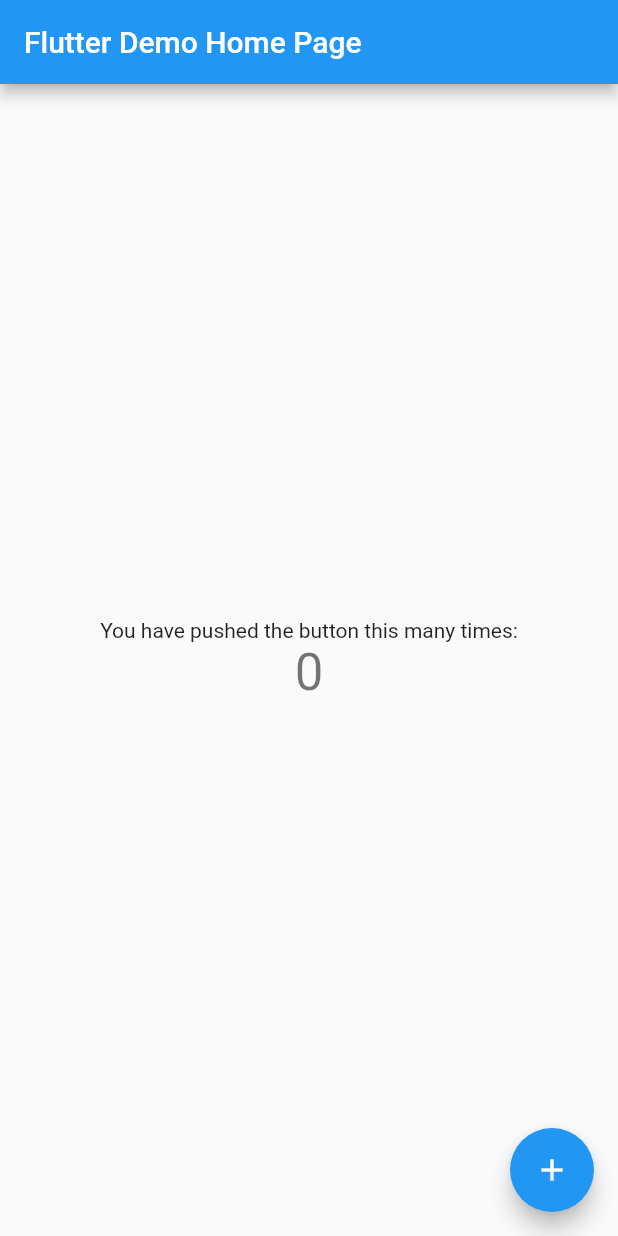
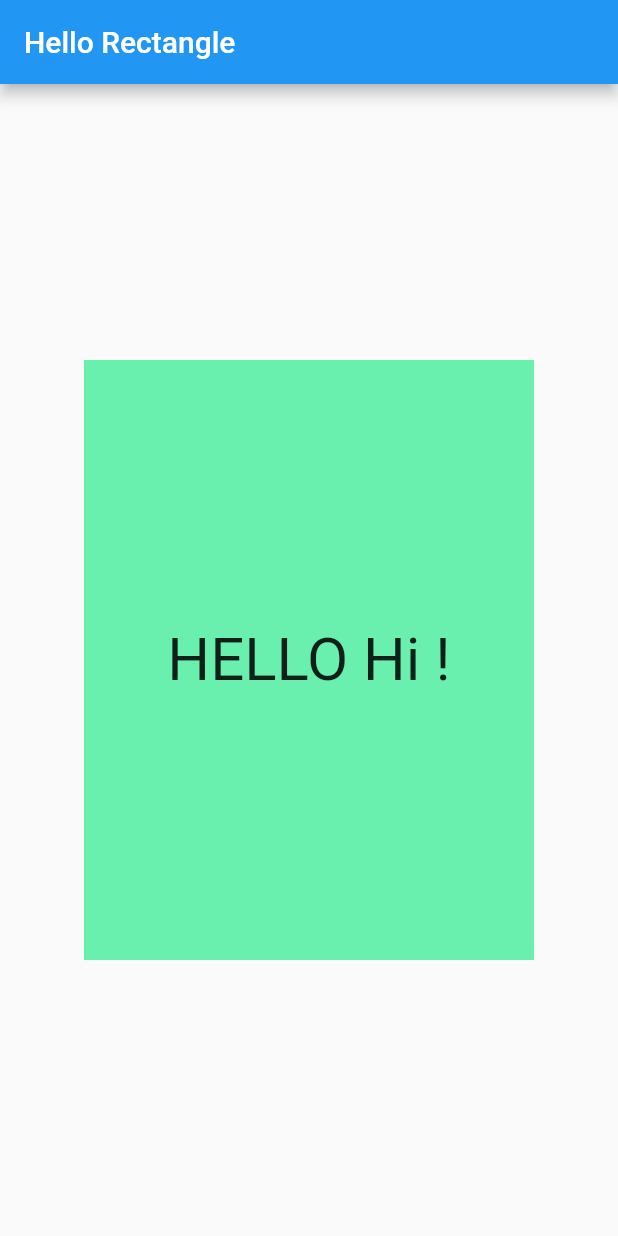
Before and after one commit to hmhaider93/hello_rectangle, a Flutter app: the screen it shows after launch, on a phone screen of 412 x 824 dp. Run offline on Flutter 3.47's test engine with Material 2 defaults, Android fonts, the phone set to English and light mode, and no system bars.

Commit message:
Updating main.dart

```diff
--- a/lib/main.dart
+++ b/lib/main.dart
@@ -1,117 +1,40 @@
+// Copyright 2018 The Chromium Authors. All rights reserved.
+// Use of this source code is governed by a BSD-style license that can be
+// found in the LICENSE file.
+
 import 'package:flutter/material.dart';
 
 void main() {
-  runApp(MyApp());
+  runApp(
+    MaterialApp(
+      debugShowCheckedModeBanner: false,
+      title: 'Hello Friend',
+      home: Scaffold(
+        appBar: AppBar(
+          title: Text('Hello Rectangle'),
+        ),
+        body: HelloRectangle(),
+      ),
+    ),
+  );
 }
 
-class MyApp extends StatelessWidget {
-  // This widget is the root of your application.
+class HelloRectangle extends StatelessWidget {
   @override
   Widget build(BuildContext context) {
-    return MaterialApp(
-      title: 'Flutter Demo',
-      theme: ThemeData(
-        // This is the theme of your application.
-        //
-        // Try running your application with "flutter run". You'll see the
-        // application has a blue toolbar. Then, without quitting the app, try
-        // changing the primarySwatch below to Colors.green and then invoke
-        // "hot reload" (press "r" in the console where you ran "flutter run",
-        // or simply save your changes to "hot reload" in a Flutter IDE).
-        // Notice that the counter didn't reset back to zero; the application
-        // is not restarted.
-        primarySwatch: Colors.blue,
-        // This makes the visual density adapt to the platform that you run
-        // the app on. For desktop platforms, the controls will be smaller and
-        // closer together (more dense) than on mobile platforms.
-        visualDensity: VisualDensity.adaptivePlatformDensity,
+    return Center(
+      child: Container(
+        color: Colors.greenAccent,
+        height: 400.0,
+        width: 300.0,
+        child: Center(
+          child: Text(
+            'HELLO Hi !',
+            style: TextStyle(fontSize: 40.0),
+            textAlign: TextAlign.center,
+          ),
+        ),
       ),
-      home: MyHomePage(title: 'Flutter Demo Home Page'),
     );
   }
 }
-
-class MyHomePage extends StatefulWidget {
-  MyHomePage({Key key, this.title}) : super(key: key);
-
-  // This widget is the home page of your application. It is stateful, meaning
-  // that it has a State object (defined below) that contains fields that affect
-  // how it looks.
-
-  // This class is the configuration for the state. It holds the values (in this
-  // case the title) provided by the parent (in this case the App widget) and
-  // used by the build method of the State. Fields in a Widget subclass are
-  // always marked "final".
-
-  final String title;
-
-  @override
-  _MyHomePageState createState() => _MyHomePageState();
-}
-
-class _MyHomePageState extends State<MyHomePage> {
-  int _counter = 0;
-
-  void _incrementCounter() {
-    setState(() {
-      // This call to setState tells the Flutter framework that something has
-      // changed in this State, which causes it to rerun the build method below
-      // so that the display can reflect the updated values. If we changed
-      // _counter without calling setState(), then the build method would not be
-      // called again, and so nothing would appear to happen.
-      _counter++;
-    });
-  }
-
-  @override
-  Widget build(BuildContext context) {
-    // This method is rerun every time setState is called, for instance as done
-    // by the _incrementCounter method above.
-    //
-    // The Flutter framework has been optimized to make rerunning build methods
-    // fast, so that you can just rebuild anything that needs updating rather
-    // than having to individually change instances of widgets.
-    return Scaffold(
-      appBar: AppBar(
-        // Here we take the value from the MyHomePage object that was created by
-        // the App.build method, and use it to set our appbar title.
-        title: Text(widget.title),
-      ),
-      body: Center(
-        // Center is a layout widget. It takes a single child and positions it
-        // in the middle of the parent.
-        child: Column(
-          // Column is also a layout widget. It takes a list of children and
-          // arranges them vertically. By default, it sizes itself to fit its
-          // children horizontally, and tries to be as tall as its parent.
-          //
-          // Invoke "debug painting" (press "p" in the console, choose the
-          // "Toggle Debug Paint" action from the Flutter Inspector in Android
-          // Studio, or the "Toggle Debug Paint" command in Visual Studio Code)
-          // to see the wireframe for each widget.
-          //
-          // Column has various properties to control how it sizes itself and
-          // how it positions its children. Here we use mainAxisAlignment to
-          // center the children vertically; the main axis here is the vertical
-          // axis because Columns are vertical (the cross axis would be
-          // horizontal).
-          mainAxisAlignment: MainAxisAlignment.center,
-          children: <Widget>[
-            Text(
-              'You have pushed the button this many times:',
-            ),
-            Text(
-              '$_counter',
-              style: Theme.of(context).textTheme.headline4,
-            ),
-          ],
-        ),
-      ),
-      floatingActionButton: FloatingActionButton(
-        onPressed: _incrementCounter,
-        tooltip: 'Increment',
-        child: Icon(Icons.add),
-      ), // This trailing comma makes auto-formatting nicer for build methods.
-    );
-  }
-}
```
Also changed, not shown: 2 other files.
